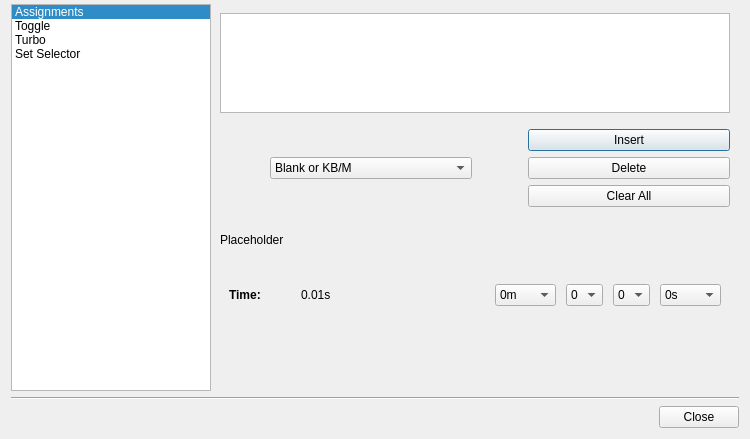
First picture: the form in src/advancebuttondialog.ui, repository AntiMicroX/antimicrox, before the edit.
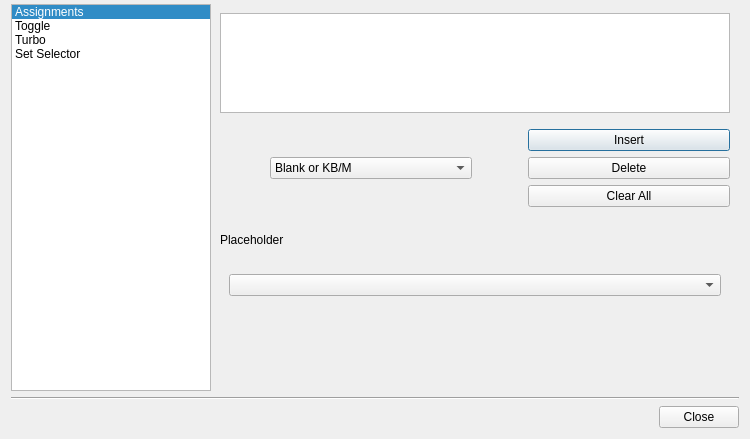
Second picture: the form after the edit. The open tabs and pages were chosen to show the change. Icons and pictures are not drawn.

Commit message:
First draft of set changing slot.
Related to issue #171.

Patch:
```diff
--- a/src/advancebuttondialog.ui
+++ b/src/advancebuttondialog.ui
@@ -655,6 +655,13 @@
              </item>
             </layout>
            </widget>
+           <widget class="QWidget" name="slotSetChangePage">
+            <layout class="QVBoxLayout" name="verticalLayout_15">
+             <item>
+              <widget class="QComboBox" name="slotSetChangeComboBox"/>
+             </item>
+            </layout>
+           </widget>
           </widget>
          </item>
          <item>
```
Left out of the diff: 7 changed lines with no effect on the pictures. The commit also changes 8 other files.
